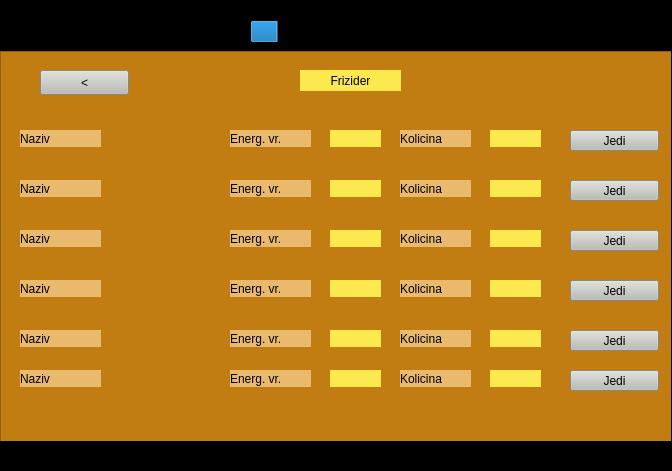
The window that Ljubimac/mainwindow.ui (MATF-RS19/RS030-ljubimac) describes before a commit, drawn with Qt 5.
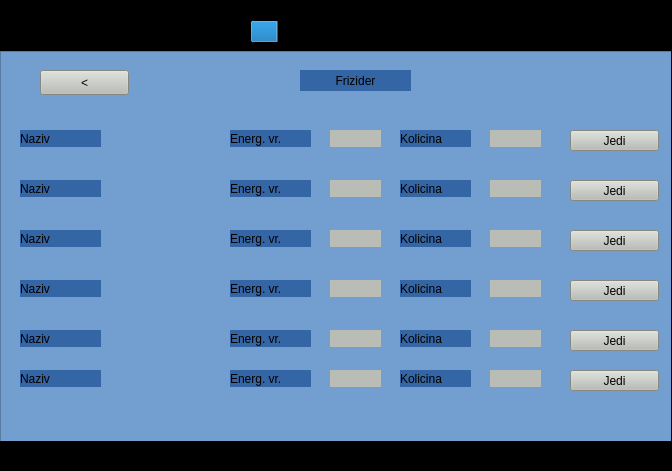
The same window after the commit. Icons and pictures are not drawn.

Commit message: promenjen izgled gui-a za frizider

```diff
--- a/Ljubimac/mainwindow.ui
+++ b/Ljubimac/mainwindow.ui
@@ -1250,7 +1250,7 @@
        </rect>
       </property>
       <property name="styleSheet">
-       <string notr="true">background-color: rgb(193, 125, 17);</string>
+       <string notr="true">background-color: rgb(114, 159, 207);</string>
       </property>
      </widget>
      <widget class="QPushButton" name="pushButton_friz_nazad">
@@ -1274,12 +1274,12 @@
        <rect>
         <x>300</x>
         <y>20</y>
-        <width>101</width>
+        <width>111</width>
         <height>21</height>
        </rect>
       </property>
       <property name="styleSheet">
-       <string notr="true">background-color: rgb(252, 233, 79);
+       <string notr="true">background-color: rgb(52, 101, 164);
 font: 75 italic 17pt &quot;Ubuntu Mono&quot;;</string>
       </property>
       <property name="text">
@@ -1302,7 +1302,7 @@
        </rect>
       </property>
       <property name="styleSheet">
-       <string notr="true">background-color: rgb(233, 185, 110);
+       <string notr="true">background-color: rgb(52, 101, 164);
 font: 75 italic 12pt &quot;Ubuntu Mono&quot;;</string>
       </property>
       <property name="text">
@@ -1322,7 +1322,7 @@
        </rect>
       </property>
       <property name="styleSheet">
-       <string notr="true">background-color: rgb(233, 185, 110);
+       <string notr="true">background-color: rgb(52, 101, 164);
 font: 75 italic 12pt &quot;Ubuntu Mono&quot;;</string>
       </property>
       <property name="text">
@@ -1342,7 +1342,7 @@
        </rect>
       </property>
       <property name="styleSheet">
-       <string notr="true">background-color: rgb(233, 185, 110);
+       <string notr="true">background-color: rgb(52, 101, 164);
 font: 75 italic 12pt &quot;Ubuntu Mono&quot;;</string>
       </property>
       <property name="text">
@@ -1362,7 +1362,7 @@
        </rect>
       </property>
       <property name="styleSheet">
-       <string notr="true">background-color: rgb(233, 185, 110);
+       <string notr="true">background-color: rgb(52, 101, 164);
 font: 75 italic 12pt &quot;Ubuntu Mono&quot;;</string>
       </property>
       <property name="text">
@@ -1382,7 +1382,7 @@
        </rect>
       </property>
       <property name="styleSheet">
-       <string notr="true">background-color: rgb(233, 185, 110);
+       <string notr="true">background-color: rgb(52, 101, 164);
 font: 75 italic 12pt &quot;Ubuntu Mono&quot;;</string>
       </property>
       <property name="text">
@@ -1402,7 +1402,7 @@
        </rect>
       </property>
       <property name="styleSheet">
-       <string notr="true">background-color: rgb(233, 185, 110);
+       <string notr="true">background-color: rgb(52, 101, 164);
 font: 75 italic 12pt &quot;Ubuntu Mono&quot;;</string>
       </property>
       <property name="text">
@@ -1422,7 +1422,7 @@
        </rect>
       </property>
       <property name="styleSheet">
-       <string notr="true">background-color: rgb(233, 185, 110);
+       <string notr="true">background-color: rgb(52, 101, 164);
 font: 75 italic 12pt &quot;Ubuntu Mono&quot;;</string>
       </property>
       <property name="text">
@@ -1442,7 +1442,7 @@
        </rect>
       </property>
       <property name="styleSheet">
-       <string notr="true">background-color: rgb(233, 185, 110);
+       <string notr="true">background-color: rgb(52, 101, 164);
 font: 75 italic 12pt &quot;Ubuntu Mono&quot;;</string>
       </property>
       <property name="text">
@@ -1462,7 +1462,7 @@
        </rect>
       </property>
       <property name="styleSheet">
-       <string notr="true">background-color: rgb(233, 185, 110);
+       <string notr="true">background-color: rgb(52, 101, 164);
 font: 75 italic 12pt &quot;Ubuntu Mono&quot;;</string>
       </property>
       <property name="text">
@@ -1482,7 +1482,7 @@
        </rect>
       </property>
       <property name="styleSheet">
-       <string notr="true">background-color: rgb(233, 185, 110);
+       <string notr="true">background-color: rgb(52, 101, 164);
 font: 75 italic 12pt &quot;Ubuntu Mono&quot;;</string>
       </property>
       <property name="text">
@@ -1516,9 +1516,9 @@
          <colorrole role="Button">
           <brush brushstyle="SolidPattern">
            <color alpha="255">
-            <red>252</red>
-            <green>233</green>
-            <blue>79</blue>
+            <red>186</red>
+            <green>189</green>
+            <blue>182</blue>
            </color>
           </brush>
          </colorrole>
@@ -1543,18 +1543,18 @@
          <colorrole role="Base">
           <brush brushstyle="SolidPattern">
            <color alpha="255">
-            <red>252</red>
-            <green>233</green>
-            <blue>79</blue>
+            <red>186</red>
+            <green>189</green>
+            <blue>182</blue>
            </color>
           </brush>
          </colorrole>
          <colorrole role="Window">
           <brush brushstyle="SolidPattern">
            <color alpha="255">
-            <red>252</red>
-            <green>233</green>
-            <blue>79</blue>
+            <red>186</red>
+            <green>189</green>
+            <blue>182</blue>
            </color>
           </brush>
          </colorrole>
@@ -1572,9 +1572,9 @@
          <colorrole role="Button">
           <brush brushstyle="SolidPattern">
            <color alpha="255">
-            <red>252</red>
-            <green>233</green>
-            <blue>79</blue>
+            <red>186</red>
+            <green>189</green>
+            <blue>182</blue>
            </color>
           </brush>
          </colorrole>
@@ -1599,18 +1599,18 @@
          <colorrole role="Base">
           <brush brushstyle="SolidPattern">
            <color alpha="255">
-            <red>252</red>
-            <green>233</green>
-            <blue>79</blue>
+            <red>186</red>
+            <green>189</green>
+            <blue>182</blue>
            </color>
           </brush>
          </colorrole>
          <colorrole role="Window">
           <brush brushstyle="SolidPattern">
            <color alpha="255">
-            <red>252</red>
-            <green>233</green>
-            <blue>79</blue>
+            <red>186</red>
+            <green>189</green>
+            <blue>182</blue>
            </color>
           </brush>
          </colorrole>
@@ -1628,9 +1628,9 @@
          <colorrole role="Button">
           <brush brushstyle="SolidPattern">
            <color alpha="255">
-            <red>252</red>
-            <green>233</green>
-            <blue>79</blue>
+            <red>186</red>
+            <green>189</green>
+            <blue>182</blue>
            </color>
           </brush>
          </colorrole>
@@ -1655,18 +1655,18 @@
          <colorrole role="Base">
           <brush brushstyle="SolidPattern">
            <color alpha="255">
-            <red>252</red>
-            <green>233</green>
-            <blue>79</blue>
+            <red>186</red>
+            <green>189</green>
+            <blue>182</blue>
            </color>
           </brush>
          </colorrole>
          <colorrole role="Window">
           <brush brushstyle="SolidPattern">
            <color alpha="255">
-            <red>252</red>
-            <green>233</green>
-            <blue>79</blue>
+            <red>186</red>
+            <green>189</green>
+            <blue>182</blue>
            </color>
           </brush>
          </colorrole>
@@ -1674,7 +1674,7 @@
        </palette>
       </property>
       <property name="styleSheet">
-       <string notr="true">background-color: rgb(252, 233, 79);</string>
+       <string notr="true">background-color: rgb(186, 189, 182);</string>
       </property>
       <property name="text">
        <string/>
@@ -1693,7 +1693,7 @@
        </rect>
       </property>
       <property name="styleSheet">
-       <string notr="true">background-color: rgb(252, 233, 79);</string>
+       <string notr="true">background-color: rgb(186, 189, 182);</string>
       </property>
       <property name="text">
        <string/>
@@ -1712,7 +1712,7 @@
        </rect>
       </property>
       <property name="styleSheet">
-       <string notr="true">background-color: rgb(252, 233, 79);</string>
+       <string notr="true">background-color: rgb(186, 189, 182);</string>
       </property>
       <property name="text">
        <string/>
@@ -1731,7 +1731,7 @@
        </rect>
       </property>
       <property name="styleSheet">
-       <string notr="true">background-color: rgb(252, 233, 79);</string>
+       <string notr="true">background-color: rgb(186, 189, 182);</string>
       </property>
       <property name="text">
        <string/>
@@ -1750,7 +1750,7 @@
        </rect>
       </property>
       <property name="styleSheet">
-       <string notr="true">background-color: rgb(252, 233, 79);</string>
+       <string notr="true">background-color: rgb(186, 189, 182);</string>
       </property>
       <property name="text">
        <string/>
@@ -1854,7 +1854,7 @@
        </rect>
       </property>
       <property name="styleSheet">
-       <string notr="true">background-color: rgb(252, 233, 79);</string>
+       <string notr="true">background-color: rgb(186, 189, 182);</string>
       </property>
       <property name="text">
        <string/>
@@ -1873,7 +1873,7 @@
        </rect>
       </property>
       <property name="styleSheet">
-       <string notr="true">background-color: rgb(252, 233, 79);</string>
+       <string notr="true">background-color: rgb(186, 189, 182);</string>
       </property>
       <property name="text">
        <string/>
@@ -1892,7 +1892,7 @@
        </rect>
       </property>
       <property name="styleSheet">
-       <string notr="true">background-color: rgb(252, 233, 79);</string>
+       <string notr="true">background-color: rgb(186, 189, 182);</string>
       </property>
       <property name="text">
        <string/>
@@ -1911,7 +1911,7 @@
        </rect>
       </property>
       <property name="styleSheet">
-       <string notr="true">background-color: rgb(233, 185, 110);
+       <string notr="true">background-color: rgb(52, 101, 164);
 font: 75 italic 12pt &quot;Ubuntu Mono&quot;;</string>
       </property>
       <property name="text">
@@ -1931,7 +1931,7 @@
        </rect>
       </property>
       <property name="styleSheet">
-       <string notr="true">background-color: rgb(252, 233, 79);</string>
+       <string notr="true">background-color: rgb(186, 189, 182);</string>
       </property>
       <property name="text">
        <string/>
@@ -1950,7 +1950,7 @@
        </rect>
       </property>
       <property name="styleSheet">
-       <string notr="true">background-color: rgb(233, 185, 110);
+       <string notr="true">background-color: rgb(52, 101, 164);
 font: 75 italic 12pt &quot;Ubuntu Mono&quot;;</string>
       </property>
       <property name="text">
@@ -1970,7 +1970,7 @@
        </rect>
       </property>
       <property name="styleSheet">
-       <string notr="true">background-color: rgb(233, 185, 110);
+       <string notr="true">background-color: rgb(52, 101, 164);
 font: 75 italic 12pt &quot;Ubuntu Mono&quot;;</string>
       </property>
       <property name="text">
@@ -1990,7 +1990,7 @@
        </rect>
       </property>
       <property name="styleSheet">
-       <string notr="true">background-color: rgb(233, 185, 110);
+       <string notr="true">background-color: rgb(52, 101, 164);
 font: 75 italic 12pt &quot;Ubuntu Mono&quot;;</string>
       </property>
       <property name="text">
@@ -2010,7 +2010,7 @@
        </rect>
       </property>
       <property name="styleSheet">
-       <string notr="true">background-color: rgb(233, 185, 110);
+       <string notr="true">background-color: rgb(52, 101, 164);
 font: 75 italic 12pt &quot;Ubuntu Mono&quot;;</string>
       </property>
       <property name="text">
@@ -2030,7 +2030,7 @@
        </rect>
       </property>
       <property name="styleSheet">
-       <string notr="true">background-color: rgb(252, 233, 79);</string>
+       <string notr="true">background-color: rgb(186, 189, 182);</string>
       </property>
       <property name="text">
        <string/>
@@ -2049,7 +2049,7 @@
        </rect>
       </property>
       <property name="styleSheet">
-       <string notr="true">background-color: rgb(233, 185, 110);
+       <string notr="true">background-color: rgb(52, 101, 164);
 font: 75 italic 12pt &quot;Ubuntu Mono&quot;;</string>
       </property>
       <property name="text">
@@ -2069,7 +2069,7 @@
        </rect>
       </property>
       <property name="styleSheet">
-       <string notr="true">background-color: rgb(233, 185, 110);
+       <string notr="true">background-color: rgb(52, 101, 164);
 font: 75 italic 12pt &quot;Ubuntu Mono&quot;;</string>
       </property>
       <property name="text">
@@ -2089,7 +2089,7 @@
        </rect>
       </property>
       <property name="styleSheet">
-       <string notr="true">background-color: rgb(252, 233, 79);</string>
+       <string notr="true">background-color: rgb(186, 189, 182);</string>
       </property>
       <property name="text">
        <string/>
@@ -2108,7 +2108,7 @@
        </rect>
       </property>
       <property name="styleSheet">
-       <string notr="true">background-color: rgb(233, 185, 110);
+       <string notr="true">background-color: rgb(52, 101, 164);
 font: 75 italic 12pt &quot;Ubuntu Mono&quot;;</string>
       </property>
       <property name="text">
@@ -2128,7 +2128,7 @@
        </rect>
       </property>
       <property name="styleSheet">
-       <string notr="true">background-color: rgb(252, 233, 79);</string>
+       <string notr="true">background-color: rgb(186, 189, 182);</string>
       </property>
       <property name="text">
        <string/>
```
The commit also changes 1 other file.
